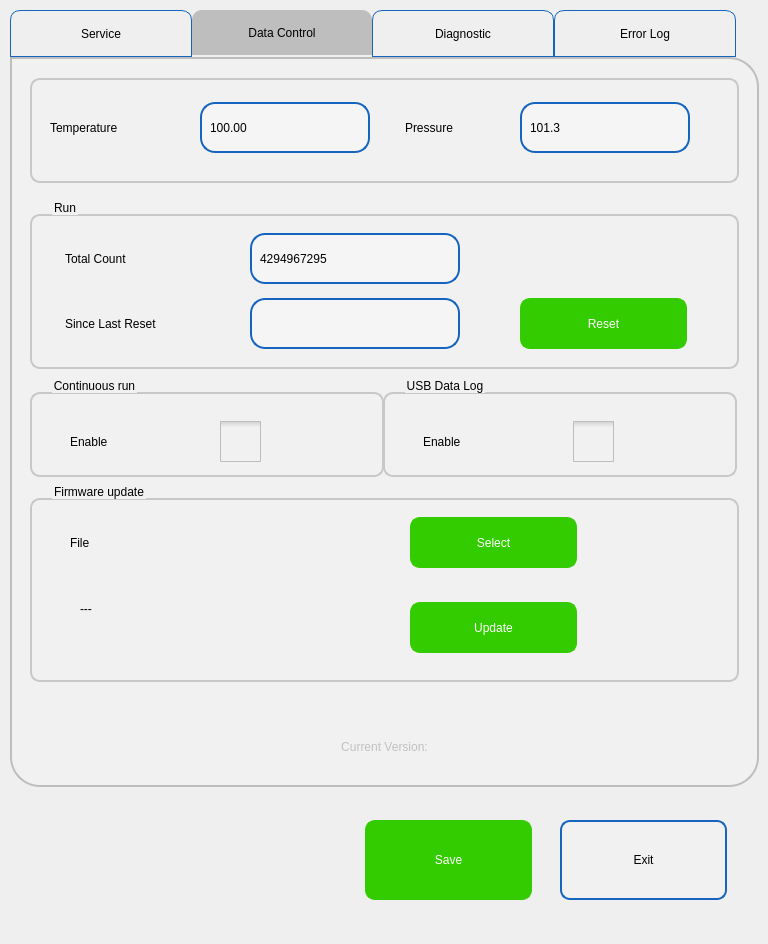
The window that pApp-22-June-2021/sservice.ui (ChandraMVE/PSSC_QT_Development) describes before a commit, drawn with Qt 5.
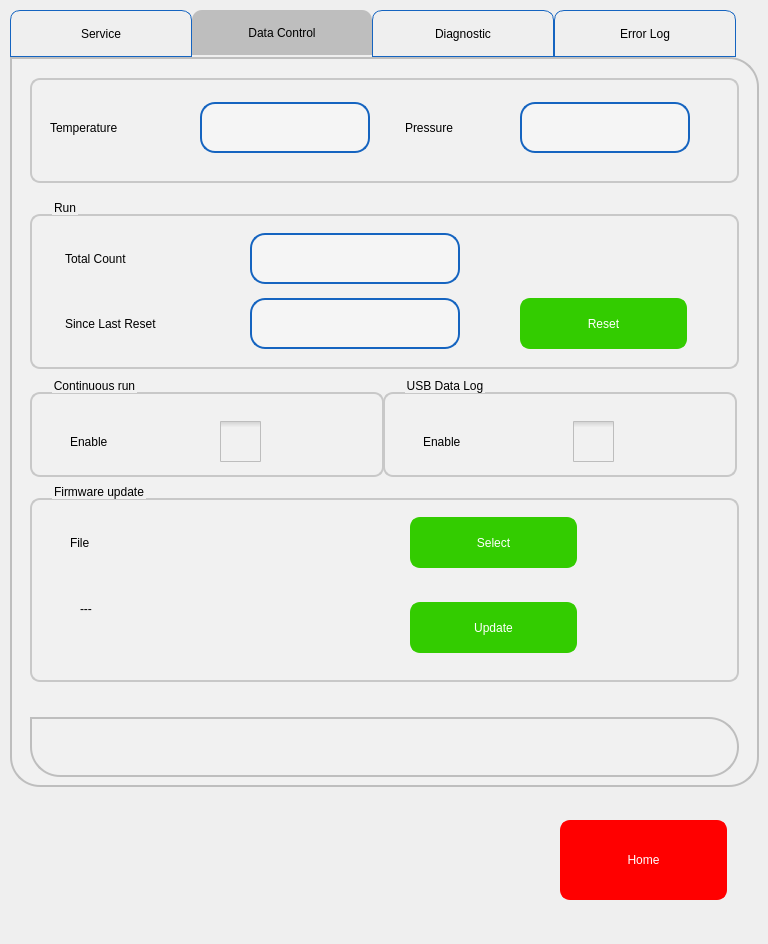
The same window after the commit. The open tabs and pages were chosen to show the change. Icons and pictures are not drawn. Custom widgets are drawn as their Qt base class.

Patch:
```diff
--- a/pApp-22-June-2021/sservice.ui
+++ b/pApp-22-June-2021/sservice.ui
@@ -27,16 +27,16 @@
    </property>
    <property name="styleSheet">
     <string notr="true">QPushButton{
-background-color: rgb(241, 241, 241);
+background-color: red;
 border-width: 2px;
-border-color: rgb(21, 100, 192);
+border-color: red;
 border-style: solid;
 border-radius: 10;
-color: rgb(0, 0, 0);
+color: rgb(255, 255, 255);
 font: 75 16pt &quot;Roboto Medium&quot;;
 }
 QPushButton:disabled { 
-background-color: rgb(204, 244, 198);
+background-color: rgb(255, 174, 171);
 border-width: 2px;
 border-color: rgb(127, 143, 127);
 border-style: solid;
@@ -70,20 +70,19 @@
 border-radius: 10;
 color: rgb(0, 0, 0);
 font: 75 16pt &quot;Roboto Medium&quot;;
-}
-</string>
+}</string>
    </property>
    <property name="text">
-    <string>Exit</string>
+    <string>Home</string>
    </property>
   </widget>
   <widget class="QPushButton" name="pbSave">
    <property name="geometry">
     <rect>
-     <x>365</x>
-     <y>820</y>
-     <width>167</width>
-     <height>80</height>
+     <x>310</x>
+     <y>670</y>
+     <width>125</width>
+     <height>44</height>
     </rect>
    </property>
    <property name="focusPolicy">
@@ -1564,7 +1563,7 @@
 </string>
        </property>
        <property name="text">
-        <string>100.00</string>
+       <string/>
        </property>
       </widget>
       <widget class="QLabel" name="label_28">
@@ -1605,7 +1604,7 @@
 </string>
        </property>
        <property name="text">
-        <string>101.3</string>
+           <string/>
        </property>
       </widget>
      </widget>
@@ -1758,7 +1757,7 @@
 </string>
        </property>
        <property name="text">
-        <string>4294967295</string>
+        <string/>
        </property>
       </widget>
       <widget class="QLabel" name="lblSinceLastReset">
@@ -1999,8 +1998,8 @@
         <string/>
        </property>
       </widget>
-     </widget>
-     <widget class="QLabel" name="lblFirmware">
+    </widget>
+     <widget class="slabel" name="wFirmware" native="true">
       <property name="geometry">
        <rect>
         <x>20</x>
@@ -2009,16 +2008,7 @@
         <height>60</height>
        </rect>
       </property>
-      <property name="styleSheet">
-       <string notr="true">border-width: 0px;
-color: rgb(193, 193, 193);</string>
-      </property>
-      <property name="text">
-       <string>Current Version:</string>
-      </property>
-      <property name="alignment">
-       <set>Qt::AlignCenter</set>
-      </property>
+    
      </widget>
     </widget>
    </widget>
```
Left out of the diff: 13 changed lines with no effect on the pictures.
